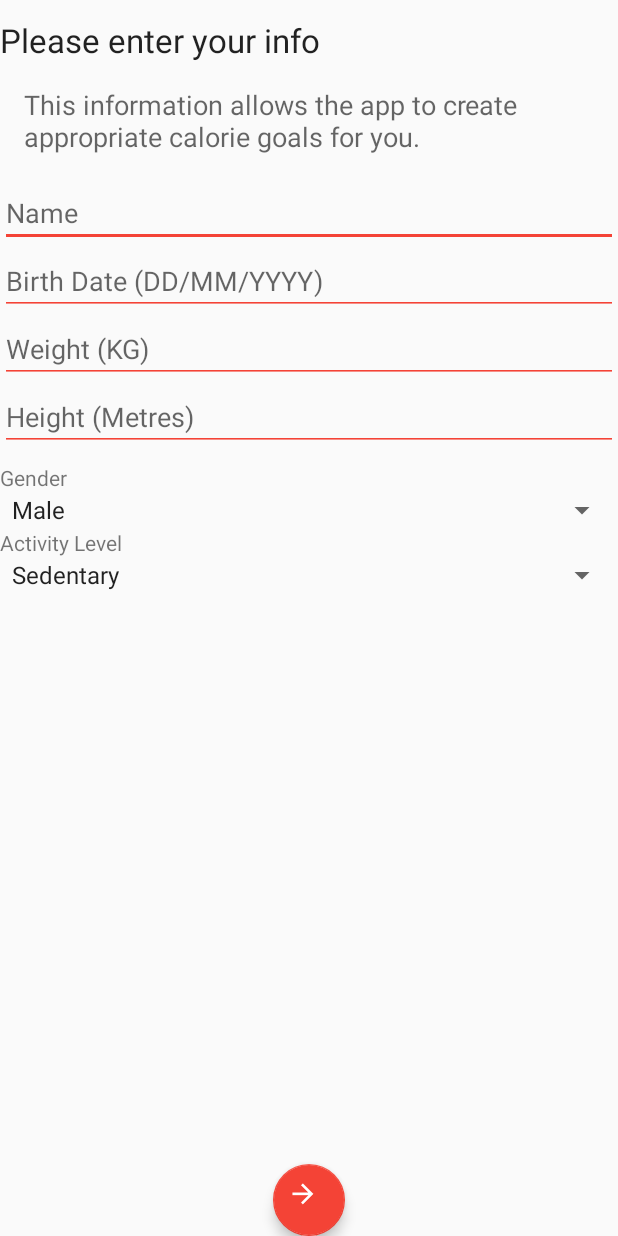
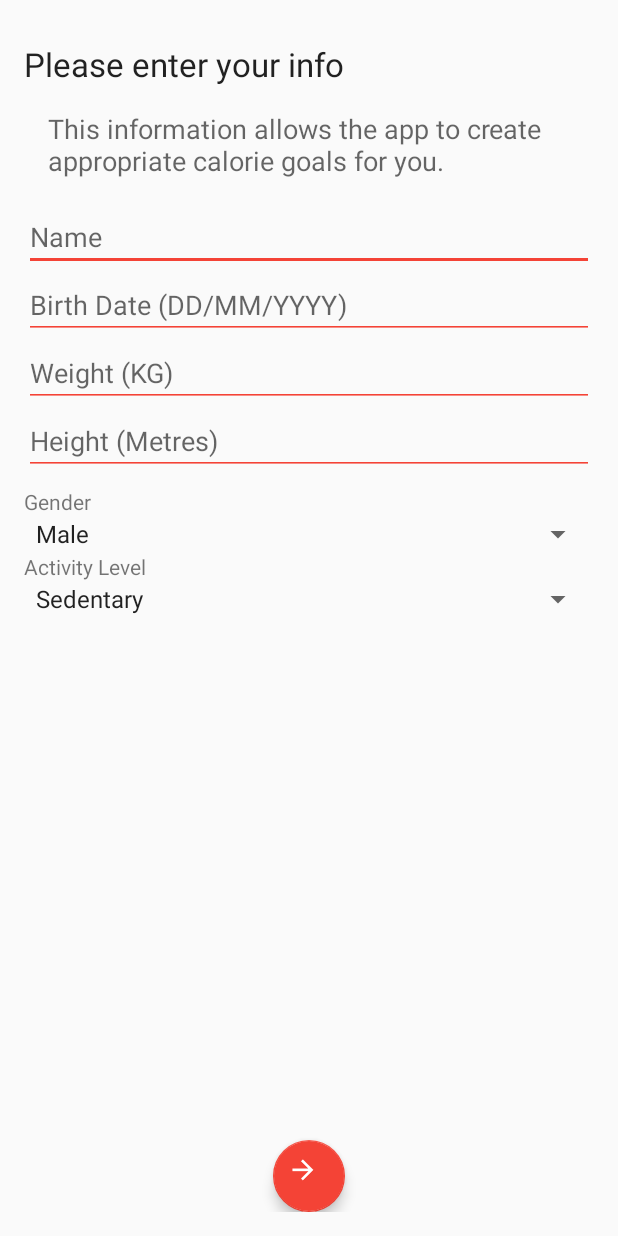
Before and after one commit to PeterMcteague/My-Fitness, an Android app: the SplashPersonal screen opened directly, with no data from a screen before it, on a phone screen of 412 x 824 dp. Run offline under Robolectric (Android 15) with nearby library versions, the phone set to English and light mode, and no system bars.

Commit message:
Made splash margins consistent
All are 16dp now

```diff
--- a/app/src/main/res/layout/activity_splash_personal.xml
+++ b/app/src/main/res/layout/activity_splash_personal.xml
@@ -10,9 +10,10 @@
     <LinearLayout
         android:layout_width="match_parent"
         android:layout_height="match_parent"
-        android:orientation="vertical"
+        android:layout_centerHorizontal="true"
         android:layout_centerVertical="true"
-        android:layout_centerHorizontal="true">
+        android:layout_margin="16dp"
+        android:orientation="vertical">
 
         <LinearLayout
             android:layout_width="match_parent"
```
Also changed, not shown: app/src/main/res/layout/activity_splash_goal.xml (+13 -15 lines), app/src/main/res/layout/fragment_info.xml (+3 -11 lines).
